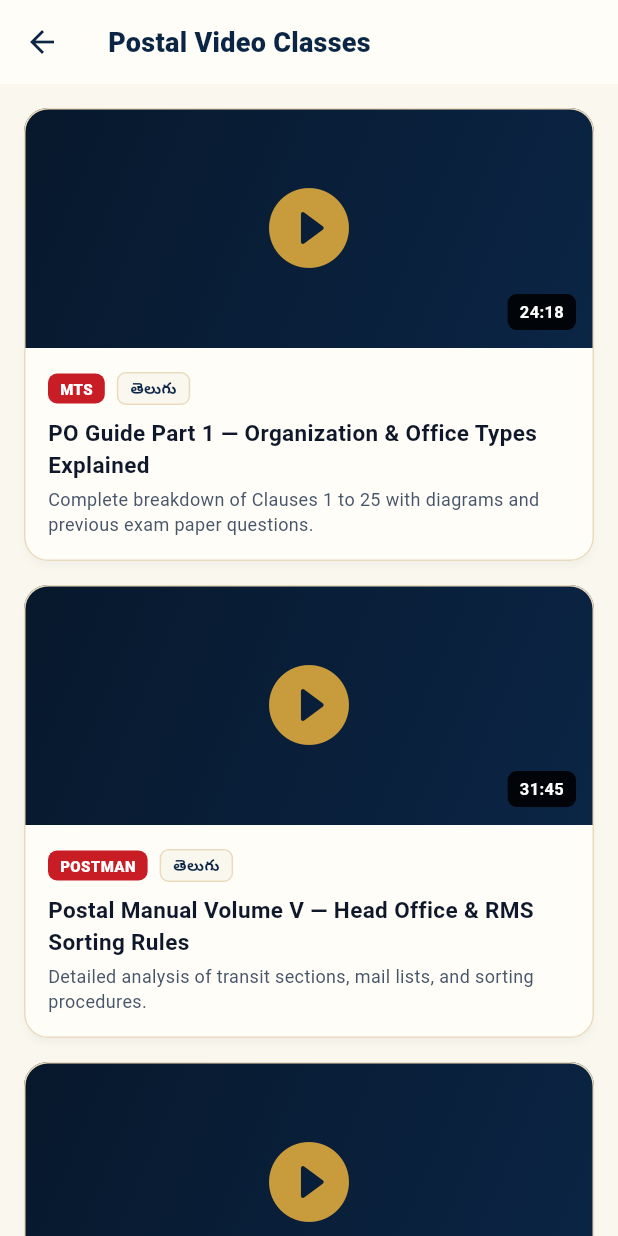
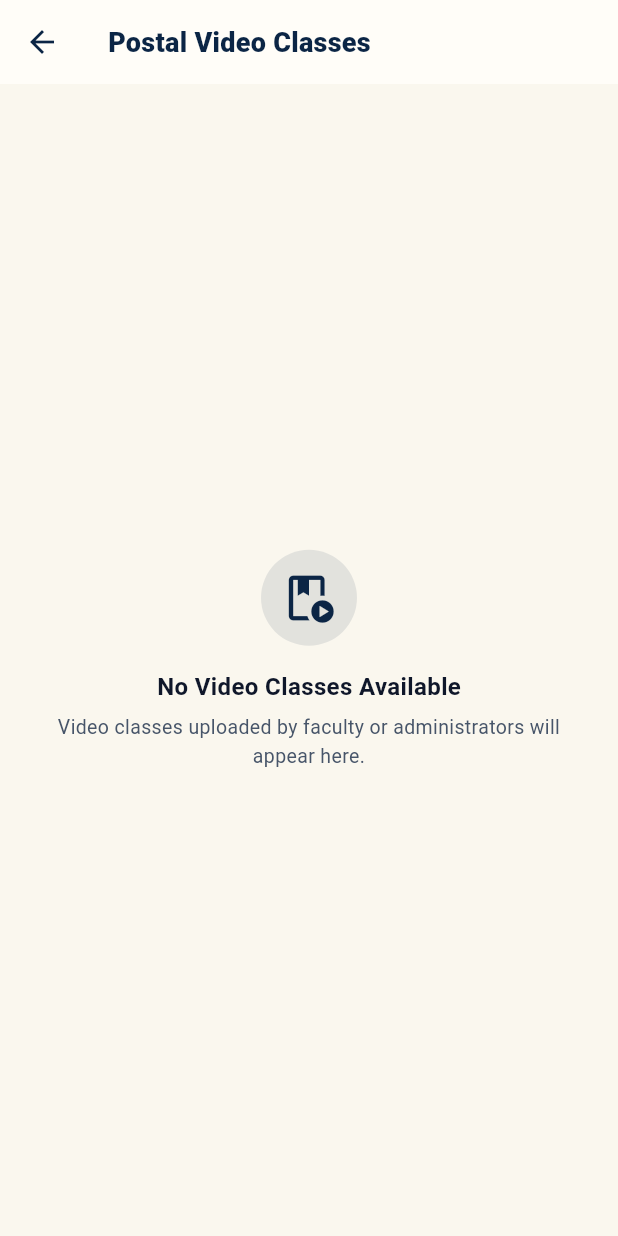
Before and after one commit to tenaliexampublishers26/App-Tenali-Post, a Flutter app: the VideosScreen screen opened directly, on a phone screen of 412 x 824 dp. Run offline on Flutter 3.47's test engine with Material 3 defaults, Android fonts, the phone set to English and light mode, and no system bars; our stand-ins replace supabase_flutter; accounts and stored records are empty.

Commit message:
chore: remove sample mock questions, notes, live tests, and video lessons

```diff
--- a/lib/features/live_tests/live_test_result_screen.dart
+++ b/lib/features/live_tests/live_test_result_screen.dart
@@ -166,7 +166,24 @@ class LiveTestResultScreen extends StatelessWidget {
             const SizedBox(height: 10),
 
             // Review List
-            ListView.builder(
+            if (MockData.sampleQuestions.isEmpty)
+              Container(
+                width: double.infinity,
+                padding: const EdgeInsets.all(24),
+                decoration: BoxDecoration(
+                  color: AppTheme.surfaceWhite,
+                  borderRadius: BorderRadius.circular(16),
+                  border: Border.all(color: AppTheme.borderSubtle),
+                ),
+                child: const Center(
+                  child: Text(
+                    'Detailed question review is unavailable for this test.',
+                    style: TextStyle(fontSize: 13, color: AppTheme.textSecondary),
+                  ),
+                ),
+              )
+            else
+              ListView.builder(
               shrinkWrap: true,
               physics: const NeverScrollableScrollPhysics(),
               itemCount: MockData.sampleQuestions.length,
--- a/lib/features/notes/notes_screen.dart
+++ b/lib/features/notes/notes_screen.dart
@@ -14,10 +14,41 @@ class NotesScreen extends StatelessWidget {
       appBar: AppBar(
         title: const Text('Revision Notes & PDFs'),
       ),
-      body: ListView.builder(
-        padding: const EdgeInsets.all(16.0),
-        itemCount: notes.length,
-        itemBuilder: (context, index) {
+      body: notes.isEmpty
+          ? Center(
+              child: Padding(
+                padding: const EdgeInsets.all(24.0),
+                child: Column(
+                  mainAxisSize: MainAxisSize.min,
+                  children: [
+                    Container(
+                      width: 64,
+                      height: 64,
+                      decoration: BoxDecoration(
+                        color: AppTheme.secondaryMaroon.withValues(alpha: 0.1),
+                        shape: BoxShape.circle,
+                      ),
+                      child: const Icon(Icons.description_outlined, size: 36, color: AppTheme.secondaryMaroon),
+                    ),
+                    const SizedBox(height: 16),
+                    const Text(
+                      'No Study Notes Available',
+                      style: TextStyle(fontSize: 16, fontWeight: FontWeight.w700, color: AppTheme.textPrimary),
+                    ),
+                    const SizedBox(height: 6),
+                    const Text(
+                      'Study notes and revision PDFs uploaded by administrators will appear here.',
+                      textAlign: TextAlign.center,
+                      style: TextStyle(fontSize: 13, color: AppTheme.textSecondary),
+                    ),
+                  ],
+                ),
+              ),
+            )
+          : ListView.builder(
+              padding: const EdgeInsets.all(16.0),
+              itemCount: notes.length,
+              itemBuilder: (context, index) {
           final note = notes[index];
           return Card(
             margin: const EdgeInsets.only(bottom: 12),
--- a/lib/features/videos/videos_screen.dart
+++ b/lib/features/videos/videos_screen.dart
@@ -15,10 +15,41 @@ class VideosScreen extends StatelessWidget {
       appBar: AppBar(
         title: const Text('Postal Video Classes'),
       ),
-      body: ListView.builder(
-        padding: const EdgeInsets.all(16.0),
-        itemCount: videos.length,
-        itemBuilder: (context, index) {
+      body: videos.isEmpty
+          ? Center(
+              child: Padding(
+                padding: const EdgeInsets.all(24.0),
+                child: Column(
+                  mainAxisSize: MainAxisSize.min,
+                  children: [
+                    Container(
+                      width: 64,
+                      height: 64,
+                      decoration: BoxDecoration(
+                        color: AppTheme.primaryNavy.withValues(alpha: 0.1),
+                        shape: BoxShape.circle,
+                      ),
+                      child: const Icon(Icons.play_lesson_outlined, size: 36, color: AppTheme.primaryNavy),
+                    ),
+                    const SizedBox(height: 16),
+                    const Text(
+                      'No Video Classes Available',
+                      style: TextStyle(fontSize: 16, fontWeight: FontWeight.w700, color: AppTheme.textPrimary),
+                    ),
+                    const SizedBox(height: 6),
+                    const Text(
+                      'Video classes uploaded by faculty or administrators will appear here.',
+                      textAlign: TextAlign.center,
+                      style: TextStyle(fontSize: 13, color: AppTheme.textSecondary),
+                    ),
+                  ],
+                ),
+              ),
+            )
+          : ListView.builder(
+              padding: const EdgeInsets.all(16.0),
+              itemCount: videos.length,
+              itemBuilder: (context, index) {
           final video = videos[index];
           return Card(
             margin: const EdgeInsets.only(bottom: 16),
--- a/lib/services/admin_service.dart
+++ b/lib/services/admin_service.dart
@@ -101,24 +101,6 @@ class AdminService {
     _videos.addAll(MockData.videoLessons);
     _notes.addAll(MockData.studyNotes);
 
-    // Initial realistic registered student records
-    final sampleSub = LiveTestSubmission(
-      id: 'sub-01',
-      testId: 'all-india-mock-01',
-      studentName: 'Srikanth Verma',
-      phoneNumber: '9876543210',
-      marksObtained: 28.0,
-      totalMarks: 30.0,
-      correctCount: 28,
-      wrongCount: 2,
-      skippedCount: 0,
-      percentage: 93.3,
-      rank: 1,
-      answers: const {'q-mts-01': 'B', 'q-mts-02': 'B'},
-      submittedAt: DateTime.now().subtract(const Duration(days: 1)),
-    );
-    _submissions.add(sampleSub);
-
     _students.addAll([
       StudentRecord(
         id: 'stu-01',
@@ -130,9 +112,9 @@ class AdminService {
         status: 'Active',
         registeredAt: DateTime.now().subtract(const Duration(days: 45)),
         lastActiveAt: DateTime.now().subtract(const Duration(hours: 2)),
-        totalTestsAttempted: 4,
-        averagePercentage: 91.5,
-        testAttempts: [sampleSub],
+        totalTestsAttempted: 0,
+        averagePercentage: 0.0,
+        testAttempts: const [],
       ),
       StudentRecord(
         id: 'stu-02',
--- a/lib/services/mock_data.dart
+++ b/lib/services/mock_data.dart
@@ -93,209 +93,11 @@ class MockData {
     ),
   ];
 
-  static final List<Question> sampleQuestions = [
-    // Chapter 1: Post Office Guide Part 1 (English)
-    const Question(
-      id: 'q-po-1',
-      chapterId: 'ch-po-guide-1',
-      examId: 'mts',
-      languageCode: 'en',
-      questionNumber: 1,
-      questionText: 'Which official is the head of the Postal Division in India Post?',
-      optionA: 'Sub-Divisional Inspector',
-      optionB: 'Senior Superintendent / Superintendent of Post Offices',
-      optionC: 'Chief Postmaster General (CPMG)',
-      optionD: 'Director General of Postal Services',
-      correctOption: 'B',
-      explanation: 'Under Clause 1 of PO Guide Part 1, a Postal Division is headed by a Senior Superintendent of Post Offices (SSPO) or Superintendent of Post Offices (SPO).',
-      postalRuleRef: 'PO Guide Part 1, Clause 1',
-    ),
-    const Question(
-      id: 'q-po-2',
-      chapterId: 'ch-po-guide-1',
-      examId: 'mts',
-      languageCode: 'en',
-      questionNumber: 2,
-      questionText: 'What is the maximum weight limit for a single inland letter in India Post?',
-      optionA: '1 Kilogram',
-      optionB: '2 Kilograms',
-      optionC: '500 Grams',
-      optionD: '5 Kilograms',
-      correctOption: 'B',
-      explanation: 'Under Clause 9 of PO Guide Part 1, the maximum permissible weight limit for an inland letter is 2 kilograms.',
-      postalRuleRef: 'PO Guide Part 1, Clause 9',
-    ),
-    const Question(
-      id: 'q-po-3',
-      chapterId: 'ch-po-guide-1',
-      examId: 'mts',
-      languageCode: 'en',
-      questionNumber: 3,
-      questionText: 'Which of the following classes of Post Offices can issue and pay National Savings Certificates?',
-      optionA: 'Only Head Post Offices',
-      optionB: 'Head Post Offices and Sub-Post Offices',
-      optionC: 'Only Branch Post Offices',
-      optionD: 'All GPO only',
-      correctOption: 'B',
-      explanation: 'Head Post Offices and Sub Post Offices are authorized financial accounting offices capable of transacting National Savings Certificates and term deposits.',
-      postalRuleRef: 'PO Guide Part 1, Clause 3',
-    ),
+  static final List<Question> sampleQuestions = [];
 
-    // Chapter 1: Post Office Guide Part 1 (Telugu - తెలుగు)
-    const Question(
-      id: 'q-po-te-1',
-      chapterId: 'ch-po-guide-1',
-      examId: 'mts',
-      languageCode: 'te',
-      questionNumber: 1,
-      questionText: 'భారత తపాలా శాఖలో పోస్టల్ డివిజన్ యొక్క అధిపతి ఎవరు?',
-      optionA: 'సబ్-డివిజనల్ ఇన్స్పెక్టర్ (SDI)',
-      optionB: 'సీనియర్ సూపర్-ఇంటెండెంట్ / సూపర్-ఇంటెండెంట్ ఆఫ్ పోస్ట్ ఆఫీసెస్ (SSPO/SPO)',
-      optionC: 'చీఫ్ పోస్ట్మాస్టర్ జనరల్ (CPMG)',
-      optionD: 'డైరెక్టర్ జనరల్ ఆఫ్ పోస్టల్ సర్వీసెస్',
-      correctOption: 'B',
-      explanation: 'పిఓ గైడ్ పార్ట్ 1 క్లాజ్ 1 ప్రకారం పోస్టల్ డివిజన్‌కు SSPO లేదా SPO అధిపతిగా ఉంటారు.',
-      postalRuleRef: 'పిఓ గైడ్ పార్ట్ 1, నిబంధన 1',
-    ),
-    const Question(
-      id: 'q-po-te-2',
-      chapterId: 'ch-po-guide-1',
-      examId: 'mts',
-      languageCode: 'te',
-      questionNumber: 2,
-      questionText: 'ఇన్లాండ్ లెటర్ (తపాలా లేఖ) గరిష్ట బరువు పరిమితి ఎంత?',
-      optionA: '1 కిలోగ్రామ్',
-      optionB: '2 కిలోగ్రాములు',
-      optionC: '500 గ్రాములు',
-      optionD: '5 కిలోగ్రాములు',
-      correctOption: 'B',
-      explanation: 'పిఓ గైడ్ పార్ట్ 1 ప్రకారం ఇన్లాండ్ లెటర్ గరిష్ట బరువు 2 కేజీల వరకు అనుమతించబడుతుంది.',
-      postalRuleRef: 'పిఓ గైడ్ పార్ట్ 1, నిబంధన 9',
-    ),
+  static final List<LiveTest> liveTests = [];
 
-    // Chapter 1: Post Office Guide Part 1 (Hindi - हिन्दी)
-    const Question(
-      id: 'q-po-hi-1',
-      chapterId: 'ch-po-guide-1',
-      examId: 'mts',
-      languageCode: 'hi',
-      questionNumber: 1,
-      questionText: 'भारतीय डाक विभाग में डाक मंडल (Postal Division) का प्रमुख कौन होता है?',
-      optionA: 'उप-मंडलीय निरीक्षक (SDI)',
-      optionB: 'वरिष्ठ डाक अधीक्षक / डाक अधीक्षक (SSPO/SPO)',
-      optionC: 'मुख्य पोस्टमास्टर जनरल (CPMG)',
-      optionD: 'महानिदेशक डाक सेवा',
-      correctOption: 'B',
-      explanation: 'डाकघर गाइड भाग 1 के खंड 1 के अनुसार डाक मंडल का प्रशासनिक प्रमुख वरिष्ठ डाक अधीक्षक (SSPO) या डाक अधीक्षक (SPO) होता है।',
-      postalRuleRef: 'डाकघर गाइड भाग 1, नियम 1',
-    ),
+  static final List<VideoLesson> videoLessons = [];
 
-    // Chapter 2: Domestic Mails (English)
-    const Question(
-      id: 'q-dm-1',
-      chapterId: 'ch-domestic-mails',
-      examId: 'mts',
-      languageCode: 'en',
-      questionNumber: 1,
-      questionText: 'On an inland postcard, which half of the address side is reserved strictly for the communication message?',
-      optionA: 'Right-hand half',
-      optionB: 'Left-hand half',
-      optionC: 'Entire address side',
-      optionD: 'Only the back side',
-      correctOption: 'B',
-      explanation: 'As per Clause 14 of PO Guide Part 1, the right-hand half of the front side is reserved exclusively for address and postage stamp; the left-hand half may be used for written communication.',
-      postalRuleRef: 'PO Guide Part 1, Clause 14',
-    ),
-  ];
-
-  static final List<LiveTest> liveTests = [
-    LiveTest(
-      id: 'live-test-01',
-      title: 'ALL INDIA POSTAL MOCK TEST — MTS & POSTMAN',
-      description: 'Comprehensive 60-question timed live examination covering PO Guide Part 1, Postal Manual Vol V, and GK.',
-      examId: 'mts',
-      startTime: DateTime.now().subtract(const Duration(minutes: 30)),
-      endTime: DateTime.now().add(const Duration(hours: 3)),
-      durationMinutes: 60,
-      totalMarks: 60.0,
-      totalQuestions: 60,
-      passMarks: 24.0,
-      negativeMarksPerWrong: 0.0,
-      isPublished: true,
-      isResultsPublished: false,
-    ),
-    LiveTest(
-      id: 'live-test-02',
-      title: 'PA / SA SUNDAY MEGA LIVE TEST 2026',
-      description: 'Official model question paper for Postal Assistant & Sorting Assistant candidates across all circles.',
-      examId: 'pasa',
-      startTime: DateTime.now().add(const Duration(days: 2, hours: 4)),
-      endTime: DateTime.now().add(const Duration(days: 2, hours: 6)),
-      durationMinutes: 120,
-      totalMarks: 100.0,
-      totalQuestions: 100,
-      passMarks: 40.0,
-      negativeMarksPerWrong: 0.25,
-      isPublished: true,
-      isResultsPublished: false,
-    ),
-  ];
-
-  static final List<VideoLesson> videoLessons = [
-    const VideoLesson(
-      id: 'v1',
-      examId: 'mts',
-      chapterId: 'ch-po-guide-1',
-      title: 'PO Guide Part 1 — Organization & Office Types Explained',
-      description: 'Complete breakdown of Clauses 1 to 25 with diagrams and previous exam paper questions.',
-      videoUrl: 'https://www.youtube.com/watch?v=dQw4w9WgXcQ',
-      duration: '24:18',
-      languageCode: 'te',
-    ),
-    const VideoLesson(
-      id: 'v2',
-      examId: 'postman',
-      chapterId: 'ch-postal-manual-5',
-      title: 'Postal Manual Volume V — Head Office & RMS Sorting Rules',
-      description: 'Detailed analysis of transit sections, mail lists, and sorting procedures.',
-      videoUrl: 'https://www.youtube.com/watch?v=dQw4w9WgXcQ',
-      duration: '31:45',
-      languageCode: 'te',
-    ),
-    const VideoLesson(
-      id: 'v3',
-      examId: 'pasa',
-      chapterId: 'ch-pasa-volume-6',
-      title: 'Postal Manual Volume VI — Cash Accounts & Sub-Accounts',
-      description: 'Understanding daily accounts, treasury transactions, and BO slips.',
-      videoUrl: 'https://www.youtube.com/watch?v=dQw4w9WgXcQ',
-      duration: '28:10',
-      languageCode: 'en',
-    ),
-  ];
-
-  static final List<StudyNote> studyNotes = [
-    const StudyNote(
-      id: 'note-1',
-      examId: 'mts',
-      chapterId: 'ch-po-guide-1',
-      title: 'PO Guide Part 1 — Key Clauses & Definitions PDF',
-      description: 'Quick revision formula sheet for Clause 1 to 50 with Telugu notes.',
-      fileUrl: 'https://example.com/notes/po_guide_part1.pdf',
-      fileSize: '2.4 MB',
-      pageCount: 18,
-      languageCode: 'te',
-    ),
-    const StudyNote(
-      id: 'note-2',
-      examId: 'postman',
-      chapterId: 'ch-delivery-rules',
-      title: 'Postman Duties & Delivery Regulations Handbook',
-      description: 'Official postal handbook excerpts on beat duties, intimations, and cash handling.',
-      fileUrl: 'https://example.com/notes/postman_duties.pdf',
-      fileSize: '3.1 MB',
-      pageCount: 26,
-      languageCode: 'en',
-    ),
-  ];
+  static final List<StudyNote> studyNotes = [];
 }
```
Also changed, not shown: 2 other files.
